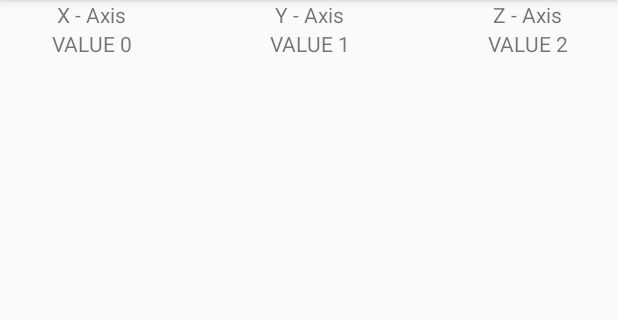
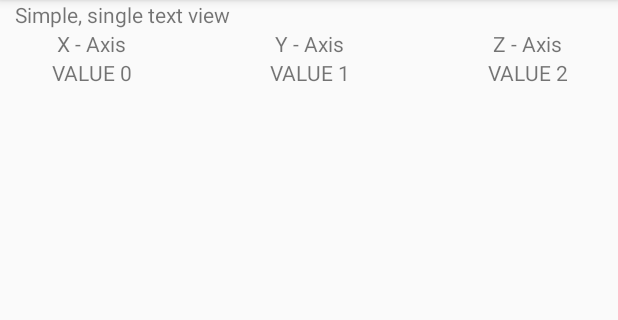
Before and after one commit to eurozulu/cockpit, an Android app: the screen it shows after launch (MainActivity), on a phone screen of 412 x 824 dp, the part 84-404 px from its top. Run offline under Robolectric (Android 15) with nearby library versions, the phone set to English and light mode, and no system bars; 1 statement that could not run was skipped.

Commit message:
Split samples into single view and container / group view samples
Fixed issues with multi views listening on same sensor

```diff
--- a/app/build.gradle
+++ b/app/build.gradle
@@ -17,6 +17,10 @@ android {
             proguardFiles getDefaultProguardFile('proguard-android-optimize.txt'), 'proguard-rules.pro'
         }
     }
+    compileOptions {
+        sourceCompatibility = 1.8
+        targetCompatibility = 1.8
+    }
 }
 
 dependencies {
@@ -24,7 +28,7 @@ dependencies {
     implementation 'androidx.appcompat:appcompat:1.1.0'
     implementation 'androidx.constraintlayout:constraintlayout:1.1.3'
     implementation 'androidx.legacy:legacy-support-v4:1.0.0'
-    testImplementation 'junit:junit:4.12'
+    testImplementation 'junit:junit:4.13'
     androidTestImplementation 'androidx.test.ext:junit:1.1.1'
     androidTestImplementation 'androidx.test.espresso:espresso-core:3.2.0'
 }
--- a/app/src/main/java/org/spoofer/cockpit/DashFragment.java
+++ b/app/src/main/java/org/spoofer/cockpit/DashFragment.java
@@ -95,7 +95,7 @@ public class DashFragment extends Fragment {
 
     private void registerViews(List<SensorView> sensorViews) {
         for (SensorView v : sensorViews) {
-            eventManager.addListener(v.getSensorNames(), v);
+            eventManager.addListener(v.getSensorName(), v);
         }
     }
     private void deregisterViews(List<SensorView> sensorViews) {
--- a/app/src/main/java/org/spoofer/cockpit/events/EventManager.java
+++ b/app/src/main/java/org/spoofer/cockpit/events/EventManager.java
@@ -64,28 +64,31 @@ public class EventManager {
 
     }
 
-    public void addListener(List<String> names, EventListener listener) throws IllegalArgumentException {
+    public void addListener(String name, EventListener listener) throws IllegalArgumentException {
         List<String> knownNames = getNames();
-
-        for (String name : names) {
-            List<EventListener> val = listeners.get(name);
-            if (null == val) {
         if (!knownNames.contains(name)) {
             throw new IllegalArgumentException(String.format("%s is not a known sensor name"));
         }
+
+        List<EventListener> val = listeners.get(name);
+        if (null == val) {
             val = new ArrayList<>();
             listeners.put(name, val);
         }
 
         if (!val.contains(listener))
             val.add(listener);
-        }
+
     }
 
     public void removeListener(EventListener listener) {
         for (Map.Entry<String, List<EventListener>> entry : listeners.entrySet()) {
             if (!entry.getValue().contains(listener))
                 continue;
+
+            if (connected.contains(entry.getKey())) {
+                getFactoryForName(entry.getKey()).stopListening(entry.getKey());
+            }
 
             entry.getValue().remove(listener);
             if (entry.getValue().isEmpty()) {
@@ -102,7 +105,6 @@ public class EventManager {
         return names;
     }
 
-
     private EventFactory getFactoryForName(String name) {
         EventFactory factory = null;
         for (EventFactory facty : factories) {
--- /dev/null
+++ b/app/src/main/java/org/spoofer/cockpit/views/MultiTextView.java
@@ -0,0 +1,96 @@
+package org.spoofer.cockpit.views;
+
+import android.content.Context;
+import android.content.res.TypedArray;
+import android.os.Handler;
+import android.os.Looper;
+import android.text.TextUtils;
+import android.util.AttributeSet;
+import android.view.View;
+import android.widget.LinearLayout;
+import android.widget.TextView;
+
+import androidx.annotation.IdRes;
+import androidx.annotation.Nullable;
+
+import org.spoofer.cockpit.R;
+import org.spoofer.cockpit.events.Event;
+
+public class MultiTextView extends LinearLayout implements SensorView {
+    private final Handler uiHandler = new Handler(Looper.getMainLooper());
+
+    private String sensorName;
+
+    @IdRes
+    private int[] viewIDs;
+
+    public MultiTextView(Context context, @Nullable AttributeSet attrs) {
+        this(context, attrs, 0);
+    }
+
+    public MultiTextView(Context context, @Nullable AttributeSet attrs, int defStyleAttr) {
+        super(context, attrs, defStyleAttr);
+
+        TypedArray ta = context.getTheme().obtainStyledAttributes(attrs, R.styleable.SensorView, defStyleAttr, 0);
+        try {
+            sensorName = ta.getString(R.styleable.SensorView_sensorName);
+            if (TextUtils.isEmpty(sensorName))
+                throw new IllegalStateException("must have a sensor name");
+
+            viewIDs = getValueViews(ta);
+
+        } finally {
+            ta.recycle();
+        }
+    }
+
+    @Override
+    public String getSensorName() {
+        return sensorName;
+    }
+
+    @Override
+    public void update(Event event) {
+        if (event == null)
+            return;
+        final float[] vals = event.getValues();
+        if (vals == null || vals.length == 0)
+            return;
+
+        uiHandler.post(new Runnable() {
+            @Override
+            public void run() {
+                for (int i = 0; i < vals.length; i++) {
+                    if (viewIDs.length <= i || viewIDs[i] == 0)
+                        continue;
+                    View v = findViewById(viewIDs[i]);
+                    if (!(v instanceof TextView))
+                        continue;
+
+                    ((TextView) v).setText(String.valueOf(vals[i]));
+                }
+            }
+        });
+    }
+
+    @IdRes
+    private int[] getValueViews(TypedArray ta) {
+        @IdRes
+        int[] ids = new int[3];
+        ids[0] = ta.getResourceId(R.styleable.SensorView_valueRef_0, 0);
+        ids[1] = ta.getResourceId(R.styleable.SensorView_valueRef_1, 0);
+        ids[2] = ta.getResourceId(R.styleable.SensorView_valueRef_2, 0);
+
+        // Check at least one has id
+        int i = 0;
+        for (; i < ids.length; i++) {
+            if (ids[0] == 0)
+                continue;
+            break;
+        }
+        if (i >= ids.length)
+            throw new IllegalStateException("must have at least one value ref to a textview");
+
+        return ids;
+    }
+}
--- a/app/src/main/java/org/spoofer/cockpit/views/SensorView.java
+++ b/app/src/main/java/org/spoofer/cockpit/views/SensorView.java
@@ -2,9 +2,7 @@ package org.spoofer.cockpit.views;
 
 import org.spoofer.cockpit.events.EventListener;
 
-import java.util.List;
-
 public interface SensorView extends EventListener {
-    // Gets a list of the sensor names this view wishes to be updated on.
-    List<String> getSensorNames();
+    // Gets the sensor name this view wishes to be updated on.
+    String getSensorName();
 }
--- a/app/src/main/java/org/spoofer/cockpit/views/SimpleTextView.java
+++ b/app/src/main/java/org/spoofer/cockpit/views/SimpleTextView.java
@@ -2,27 +2,23 @@ package org.spoofer.cockpit.views;
 
 import android.content.Context;
 import android.content.res.TypedArray;
+import android.os.Handler;
+import android.os.Looper;
 import android.text.TextUtils;
 import android.util.AttributeSet;
-import android.view.View;
-import android.widget.LinearLayout;
-import android.widget.TextView;
 
 import androidx.annotation.Nullable;
+import androidx.appcompat.widget.AppCompatTextView;
 
 import org.spoofer.cockpit.R;
 import org.spoofer.cockpit.events.Event;
 
-import java.util.ArrayList;
-import java.util.Arrays;
-import java.util.List;
+public class SimpleTextView extends AppCompatTextView implements SensorView {
 
-public class SimpleTextView extends LinearLayout implements SensorView {
+    private final Handler uiHandler = new Handler(Looper.getMainLooper());
 
     private String sensorName;
-
-    private List<TextView> views;
-
+    private int valueIndex;
 
     public SimpleTextView(Context context, @Nullable AttributeSet attrs) {
         this(context, attrs, 0);
@@ -37,14 +33,22 @@ public class SimpleTextView extends LinearLayout implements SensorView {
             if (TextUtils.isEmpty(sensorName))
                 throw new IllegalStateException("must have a sensor name");
 
+            valueIndex = ta.getInt(R.styleable.SensorView_valueIndex, 0);
+            if (valueIndex < 0)
+                valueIndex = Math.abs(valueIndex);
+
         } finally {
             ta.recycle();
         }
     }
 
+    public int getValueIndex() {
+        return valueIndex;
+    }
+
     @Override
-    public List<String> getSensorNames() {
-        return Arrays.asList(new String[]{sensorName});
+    public String getSensorName() {
+        return sensorName;
     }
 
     @Override
@@ -52,30 +56,19 @@ public class SimpleTextView extends LinearLayout implements SensorView {
         if (event == null)
             return;
         float[] vals = event.getValues();
-        if (vals == null || vals.length == 0)
+        if (vals == null || vals.length <= valueIndex)
             return;
 
-        if (views == null || views.isEmpty()) {
-            views = getTextViews(vals.length);
-        }
+        final String val = String.valueOf(vals[valueIndex]);
 
-        int size = Math.min(views.size(), vals.length);
-        for (int i = 0; i < size; i++) {
-            views.get(i).setText(String.valueOf(vals[i]));
-        }
-    }
-
-    private List<TextView> getTextViews(int count) {
-        List<TextView> tvs = new ArrayList<>();
-        for (int i = 0; i < getChildCount(); i++) {
-            if (tvs.size() >= count) {
-                break;
+        uiHandler.post(new Runnable() {
+            @Override
+            public void run() {
+                if (getText().equals(val))
+                    return;
+                setText(val);
+                invalidate();
             }
-            View v = getChildAt(i);
-            if (!(v instanceof TextView))
-                continue;
-            tvs.add((TextView) v);
-        }
-        return tvs;
+        });
     }
 }
--- a/app/src/main/res/layout-land/fragment_dash.xml
+++ b/app/src/main/res/layout-land/fragment_dash.xml
@@ -1,10 +1,40 @@
 <?xml version="1.0" encoding="utf-8"?>
-<FrameLayout xmlns:android="http://schemas.android.com/apk/res/android"
+<LinearLayout xmlns:android="http://schemas.android.com/apk/res/android"
     xmlns:tools="http://schemas.android.com/tools"
     android:layout_width="match_parent"
     android:layout_height="match_parent"
+    android:orientation="vertical"
     tools:context=".DashFragment">
 
-   <include layout="@layout/sensorview_sample" />
 
-</FrameLayout>
+   <LinearLayout
+       android:layout_width="match_parent"
+       android:layout_height="wrap_content"
+       android:orientation="horizontal">
+
+      <TextView
+          android:layout_width="match_parent"
+          android:layout_height="wrap_content"
+          android:layout_weight="30"
+          android:text="X - Axis"
+          android:textAlignment="center" />
+
+      <TextView
+          android:layout_width="match_parent"
+          android:layout_height="wrap_content"
+          android:layout_weight="25"
+          android:text="Y - Axis"
+          android:textAlignment="center" />
+
+      <TextView
+          android:layout_width="match_parent"
+          android:layout_height="wrap_content"
+          android:layout_weight="30"
+          android:text="Z - Axis"
+          android:textAlignment="center" />
+
+   </LinearLayout>
+
+   <include layout="@layout/multitextview_sample" />
+
+</LinearLayout>
--- a/app/src/main/res/layout/fragment_dash.xml
+++ b/app/src/main/res/layout/fragment_dash.xml
@@ -1,19 +1,30 @@
 <?xml version="1.0" encoding="utf-8"?>
-<FrameLayout xmlns:android="http://schemas.android.com/apk/res/android"
+<LinearLayout xmlns:android="http://schemas.android.com/apk/res/android"
     xmlns:tools="http://schemas.android.com/tools"
     android:layout_width="match_parent"
     android:layout_height="match_parent"
+    android:orientation="vertical"
     tools:context=".DashFragment">
 
     <LinearLayout
         android:layout_width="match_parent"
-        android:layout_height="match_parent"
-        android:orientation="vertical">
+        android:layout_height="wrap_content"
+        android:orientation="horizontal"
+        android:paddingHorizontal="10dp">
+
+        <TextView
+            android:layout_width="wrap_content"
+            android:layout_height="wrap_content"
+            android:text="Simple, single text view" />
+
+        <include layout="@layout/simpletextview_sample" />
+    </LinearLayout>
 
     <LinearLayout
         android:layout_width="match_parent"
         android:layout_height="wrap_content"
         android:orientation="horizontal">
+
         <TextView
             android:layout_width="match_parent"
             android:layout_height="wrap_content"
@@ -37,6 +48,5 @@
 
     </LinearLayout>
 
-        <include layout="@layout/sensorview_sample" />
+    <include layout="@layout/multitextview_sample" />
 </LinearLayout>
-</FrameLayout>
--- a/app/src/main/res/layout/sensorview_sample.xml
+++ b/app/src/main/res/layout/multitextview_sample.xml
@@ -1,5 +1,5 @@
 <?xml version="1.0" encoding="utf-8"?>
-<org.spoofer.cockpit.views.SimpleTextView
+<org.spoofer.cockpit.views.MultiTextView
     xmlns:android="http://schemas.android.com/apk/res/android"
     xmlns:cockpit="http://schemas.android.com/apk/res-auto"
 
@@ -8,8 +8,10 @@
     android:layout_height="match_parent"
     android:orientation="horizontal"
     cockpit:sensorName="LSM6DS3 Gyroscope"
+    cockpit:valueRef_0="@id/txtValue0"
+    cockpit:valueRef_1="@id/txtValue1"
+    cockpit:valueRef_2="@id/txtValue2"
     >
-
     <TextView
         android:id="@+id/txtValue0"
         android:layout_width="match_parent"
@@ -34,6 +36,4 @@
         android:text="VALUE 2"
         android:textAlignment="center" />
 
-
-
-</org.spoofer.cockpit.views.SimpleTextView>
+</org.spoofer.cockpit.views.MultiTextView>
--- /dev/null
+++ b/app/src/main/res/layout/simpletextview_sample.xml
@@ -0,0 +1,12 @@
+<?xml version="1.0" encoding="utf-8"?>
+<org.spoofer.cockpit.views.SimpleTextView
+    xmlns:android="http://schemas.android.com/apk/res/android"
+    xmlns:cockpit="http://schemas.android.com/apk/res-auto"
+
+    android:id="@+id/sensorText"
+    android:layout_width="match_parent"
+    android:layout_height="match_parent"
+    android:orientation="horizontal"
+    cockpit:sensorName="LSM6DS3 Gyroscope"
+    cockpit:valueIndex="0"
+    />
--- a/app/src/main/res/values/sensorview_attrs.xml
+++ b/app/src/main/res/values/sensorview_attrs.xml
@@ -4,5 +4,8 @@
     <attr name="sensorName" format="string" />
     <attr name="sensorTime" format="integer" />
     <attr name="valueIndex" format="integer" />
+    <attr name="valueRef_0" format="reference" />
+    <attr name="valueRef_1" format="reference" />
+    <attr name="valueRef_2" format="reference" />
 </declare-styleable>
 </resources>
```
Also changed, not shown: app/src/main/java/org/spoofer/cockpit/events/AndroidSensorFactory.java (+8 -8 lines), app/src/main/java/org/spoofer/cockpit/views/SegmentMeter.java (added, +74 -0 lines), app/src/main/res/values/segmentmeter_attrs.xml (added, +10 -0 lines). Lines whose indentation alone changed are shown as unchanged.
